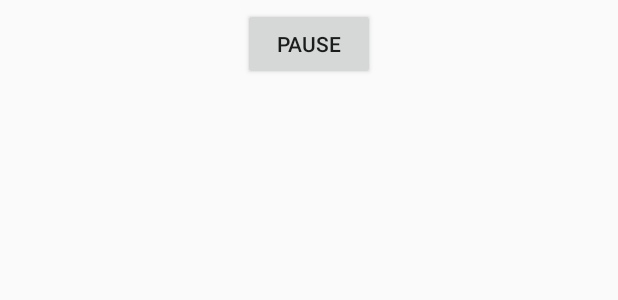
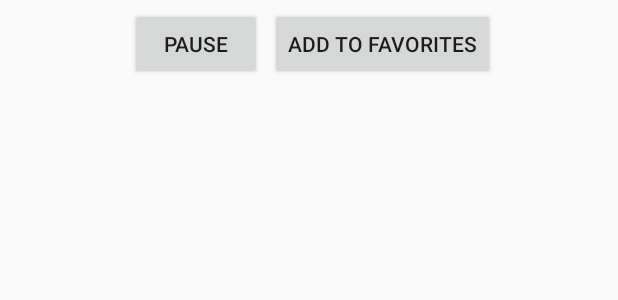
Before and after one commit to dglines/E-Time, an Android app: the layout player_controls_container.xml on its own in the app's theme, with its tools: preview values and no code run, on a phone screen of 412 x 824 dp. Shown: the top 300 px of the screen. Run offline under Robolectric (Android 15) with nearby library versions, the phone set to English and light mode, and no system bars.

Commit message:
added addtofavs button

```diff
--- a/app/src/main/res/layout/activity_timer.xml
+++ b/app/src/main/res/layout/activity_timer.xml
@@ -45,8 +45,6 @@
             android:layout_height="wrap_content"
             android:layout_weight="1"
             layout="@layout/player_controls_container" />
-
-
     </LinearLayout>
 
     <RelativeLayout
--- a/app/src/main/res/layout/player_controls_container.xml
+++ b/app/src/main/res/layout/player_controls_container.xml
@@ -33,6 +33,13 @@
             android:layout_margin="5dp"
             android:text="@string/pause" />
 
+        <Button
+            android:id="@+id/favorites_button"
+            android:layout_width="wrap_content"
+            android:layout_height="wrap_content"
+            android:text="Add to Favorites" />
+
+
     </LinearLayout>
 
 
```
